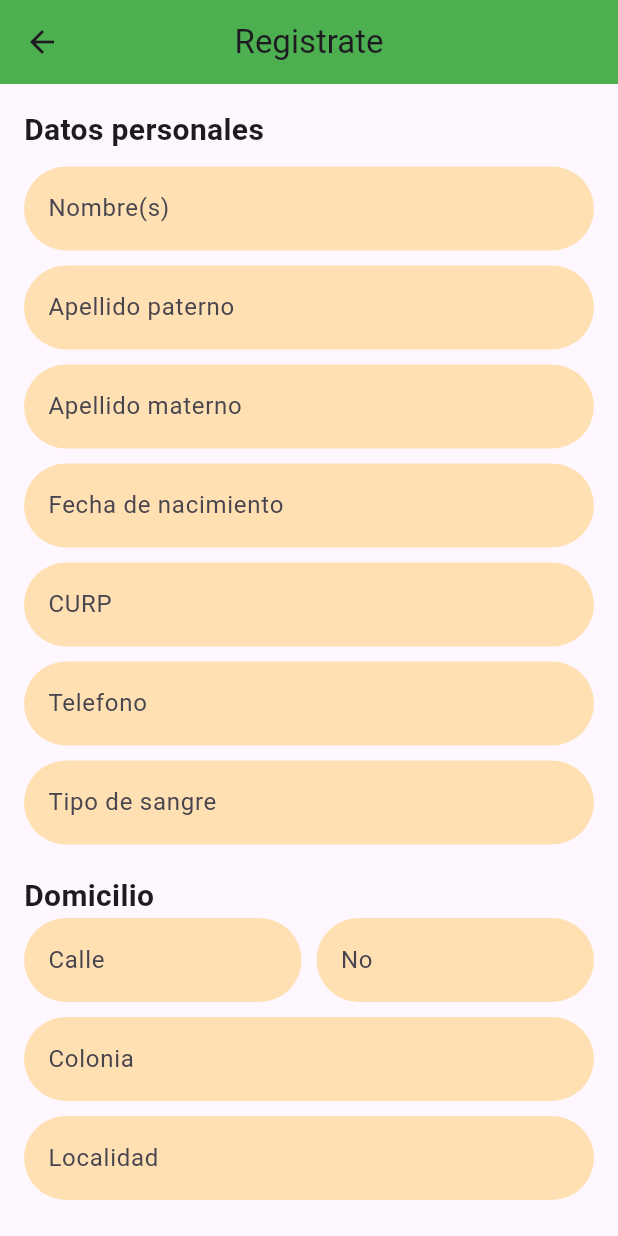
After one commit to gerrycode01/gps_semovil, a Flutter app: the ChangeUserData screen opened directly, on a phone screen of 412 x 824 dp. The commit adds this screen. Run offline on Flutter 3.47's test engine with Material 3 defaults, Android fonts, the light colour scheme and no system bars; our stand-ins replace cloud_firestore, firebase_auth, firebase_core; accounts and stored records are empty.

Commit message:
Falta que el usuario pueda cambiar sus datos

```diff
--- a/lib/user/screens/user_settings.dart
+++ b/lib/user/screens/user_settings.dart
@@ -1,4 +1,5 @@
 import 'package:flutter/material.dart';
+import 'package:gps_semovil/app/core/login.dart';
 
 class UserSettings extends StatefulWidget {
   const UserSettings({super.key});
@@ -15,10 +16,9 @@ class _UserSettingsState extends State<UserSettings> {
         title: const Text('Cuenta'),
         actions: [
           IconButton(
-            icon: const Icon(Icons.settings),
+            icon: const Icon(Icons.settings, color: Colors.white,),
             onPressed: () {
-              // Acción al presionar el ícono de configuración
-              print('Configuración presionada');
+
             },
           ),
         ],
@@ -90,9 +90,12 @@ class _UserSettingsState extends State<UserSettings> {
               minimumSize: Size(double.infinity, 50),
             ),
             onPressed: () {
-              // Acción para eliminar cuenta
+              Navigator.push(
+                  context,
+                  MaterialPageRoute(
+                      builder: (context) => const Login()));
             },
-            child: const Text('Eliminar cuenta'),
+            child: const Text('Cerrar sesion'),
           ),
         ],
       ),
--- /dev/null
+++ b/lib/user/screens/user_settings_reload.dart
@@ -0,0 +1,296 @@
+import 'package:flutter/material.dart';
+import 'package:intl/intl.dart';
+
+
+class ChangeUserData extends StatefulWidget {
+  const ChangeUserData({super.key});
+
+  @override
+  State<ChangeUserData> createState() => _ChangeUserDataState();
+}
+
+class _ChangeUserDataState extends State<ChangeUserData> {
+  bool termsAccepted = false;
+  final _formKey = GlobalKey<FormState>();
+  final userController = TextEditingController();
+  final passwController = TextEditingController();
+  bool _passwordVisible = false;
+  final _dateController = TextEditingController();
+  @override
+  Widget build(BuildContext context) {
+    return Scaffold(
+      appBar: AppBar(
+        title: const Text('Registrate'),
+        centerTitle: true,
+        backgroundColor: Colors.green, // Adjust the color to match your theme
+      ),
+      body: SingleChildScrollView(
+        padding: const EdgeInsets.all(16.0),
+        child: Column(
+          crossAxisAlignment: CrossAxisAlignment.start,
+          children: [
+            const Text(
+              'Datos personales',
+              style: TextStyle(fontWeight: FontWeight.bold, fontSize: 20),
+            ),
+            const SizedBox(height: 10),
+            TextFormField(
+              decoration: InputDecoration(
+                filled: true,
+                fillColor: Colors.orange[100],
+                hintText: 'Nombre(s)',
+                border: OutlineInputBorder(
+                  borderRadius: BorderRadius.circular(30),
+                  borderSide: BorderSide.none,
+                ),
+              ),
+            ),
+            const SizedBox(height: 10,),
+            TextFormField(
+              decoration: InputDecoration(
+                filled: true,
+                fillColor: Colors.orange[100],
+                hintText: 'Apellido paterno',
+                border: OutlineInputBorder(
+                  borderRadius: BorderRadius.circular(30),
+                  borderSide: BorderSide.none,
+                ),
+              ),
+            ),
+            const SizedBox(height: 10),
+            TextFormField(
+              decoration: InputDecoration(
+                filled: true,
+                fillColor: Colors.orange[100],
+                hintText: 'Apellido materno',
+                border: OutlineInputBorder(
+                  borderRadius: BorderRadius.circular(30),
+                  borderSide: BorderSide.none,
+                ),
+              ),
+            ),
+            const SizedBox(height: 10),
+            TextFormField(
+              controller: _dateController,
+              decoration: InputDecoration(
+                filled: true,
+                fillColor: Colors.orange[100],
+                hintText: 'Fecha de nacimiento',
+                border: OutlineInputBorder(
+                  borderRadius: BorderRadius.circular(30),
+                  borderSide: BorderSide.none,
+                ),
+              ),
+              readOnly: true,
+              onTap: () async {
+                FocusScope.of(context).requestFocus(FocusNode());
+                DateTime? pickedDate = await showDatePicker(
+                  context: context,
+                  initialDate: DateTime.now(),
+                  firstDate: DateTime(1900),
+                  lastDate: DateTime.now(),
+                );
+                if (pickedDate != null) {
+                  String formattedDate = DateFormat('yyyy-MM-dd').format(pickedDate); // Formato que prefieras
+                  _dateController.text = formattedDate; // Setea el texto del campo con la fecha
+                }
+              },
+            ),
+            const SizedBox(height: 10),
+            TextFormField(
+              decoration: InputDecoration(
+                filled: true,
+                fillColor: Colors.orange[100],
+                hintText: 'CURP',
+                border: OutlineInputBorder(
+                  borderRadius: BorderRadius.circular(30),
+                  borderSide: BorderSide.none,
+                ),
+              ),
+            ),
+            const SizedBox(height: 10),
+            TextFormField(
+              decoration: InputDecoration(
+                filled: true,
+                fillColor: Colors.orange[100],
+                hintText: 'Telefono',
+                border: OutlineInputBorder(
+                  borderRadius: BorderRadius.circular(30),
+                  borderSide: BorderSide.none,
+                ),
+              ),
+            ),
+            const SizedBox(height: 10),
+            TextFormField(
+              decoration: InputDecoration(
+                filled: true,
+                fillColor: Colors.orange[100],
+                hintText: 'Tipo de sangre',
+                border: OutlineInputBorder(
+                  borderRadius: BorderRadius.circular(30),
+                  borderSide: BorderSide.none,
+                ),
+              ),
+            ),
+            const SizedBox(height: 20),
+            const Text(
+              'Domicilio',
+              style: TextStyle(fontWeight: FontWeight.bold, fontSize: 20),
+            ),
+            Row(
+              children: <Widget>[
+                Expanded(
+                  child: TextFormField(
+                    decoration: InputDecoration(
+                      filled: true,
+                      fillColor: Colors.orange[100],
+                      hintText: 'Calle',
+                      border: OutlineInputBorder(
+                        borderRadius: BorderRadius.circular(30),
+                        borderSide: BorderSide.none,
+                      ),
+                    ),
+                  ),
+                ),
+                const SizedBox(width: 10),
+                Expanded(
+                  child: TextFormField(
+                    decoration: InputDecoration(
+                      filled: true,
+                      fillColor: Colors.orange[100],
+                      hintText: 'No',
+                      border: OutlineInputBorder(
+                        borderRadius: BorderRadius.circular(30),
+                        borderSide: BorderSide.none,
+                      ),
+                    ),
+                  ),
+                ),
+
+              ],
+            ),
+            const SizedBox(height: 10), // Espacio entre las filas
+            TextFormField(
+              decoration: InputDecoration(
+                filled: true,
+                fillColor: Colors.orange[100],
+                hintText: 'Colonia',
+                border: OutlineInputBorder(
+                  borderRadius: BorderRadius.circular(30),
+                  borderSide: BorderSide.none,
+                ),
+              ),
+            ),
+            const SizedBox(height: 10),
+            TextFormField(
+              decoration: InputDecoration(
+                filled: true,
+                fillColor: Colors.orange[100],
+                hintText: 'Localidad',
+                border: OutlineInputBorder(
+                  borderRadius: BorderRadius.circular(30),
+                  borderSide: BorderSide.none,
+                ),
+              ),
+            ),
+            const SizedBox(height: 20),
+            const Text(
+              'Cuenta',
+              style: TextStyle(fontWeight: FontWeight.bold, fontSize: 20),
+            ),
+            TextFormField(
+              controller: userController,
+              decoration: InputDecoration(
+                filled: true,
+                fillColor: Colors.orange[100],
+                hintText: 'Correo',
+                border: OutlineInputBorder(
+                  borderRadius: BorderRadius.circular(30),
+                  borderSide: BorderSide.none,
+                ),
+              ),
+            ),
+            const SizedBox(height: 10),
+            TextFormField(
+              controller: passwController,
+              obscureText: !_passwordVisible,
+              decoration: InputDecoration(
+                filled: true,
+                fillColor: Colors.orange[100],
+                hintText: 'contraseña',
+                border: OutlineInputBorder(
+                  borderRadius: BorderRadius.circular(20),
+                  borderSide: BorderSide.none,
+                ),
+                suffixIcon: IconButton(
+                  icon: Icon(
+                    _passwordVisible ? Icons.visibility : Icons.visibility_off,
+                  ),
+                  onPressed: () {
+                    setState(() {
+                      _passwordVisible = !_passwordVisible;
+                    });
+                  },
+                ),
+              ),
+            ),
+            const SizedBox(height: 10),
+            TextFormField(
+              controller: passwController,
+              obscureText: !_passwordVisible,
+              decoration: InputDecoration(
+                filled: true,
+                fillColor: Colors.orange[100],
+                hintText: 'Confirmar contraseña',
+                border: OutlineInputBorder(
+                  borderRadius: BorderRadius.circular(20),
+                  borderSide: BorderSide.none,
+                ),
+                suffixIcon: IconButton(
+                  icon: Icon(
+                    _passwordVisible ? Icons.visibility : Icons.visibility_off,
+                  ),
+                  onPressed: () {
+                    setState(() {
+                      _passwordVisible = !_passwordVisible;
+                    });
+                  },
+                ),
+              ),
+            ),
+            Row(
+              children: [
+                Checkbox(
+                  value: termsAccepted,
+                  onChanged: (bool? value) {
+                    setState(() {
+                      termsAccepted = value!;
+                    });
+                  },
+                ),
+                const Text('Acepto términos y condiciones'),
+              ],
+            ),
+            SizedBox(
+              width: double.infinity, // Asegura que el botón se expanda para llenar el ancho
+              child: ElevatedButton(
+                style: ButtonStyle(
+                  backgroundColor: MaterialStateProperty.all<Color>(Colors.green), // Color de fondo
+                  foregroundColor: MaterialStateProperty.all<Color>(Colors.white), // Color del texto
+                  shape: MaterialStateProperty.all<RoundedRectangleBorder>(
+                    RoundedRectangleBorder(
+                      borderRadius: BorderRadius.circular(20),
+                    ),
+                  ),
+                ),
+                onPressed: (){}, // Deshabilita el botón si los términos no están aceptados
+                child: const Text('Guardar cambios'),
+              ),
+            ),
+
+          ],
+        ),
+      ),
+    );
+  }
+}
```
